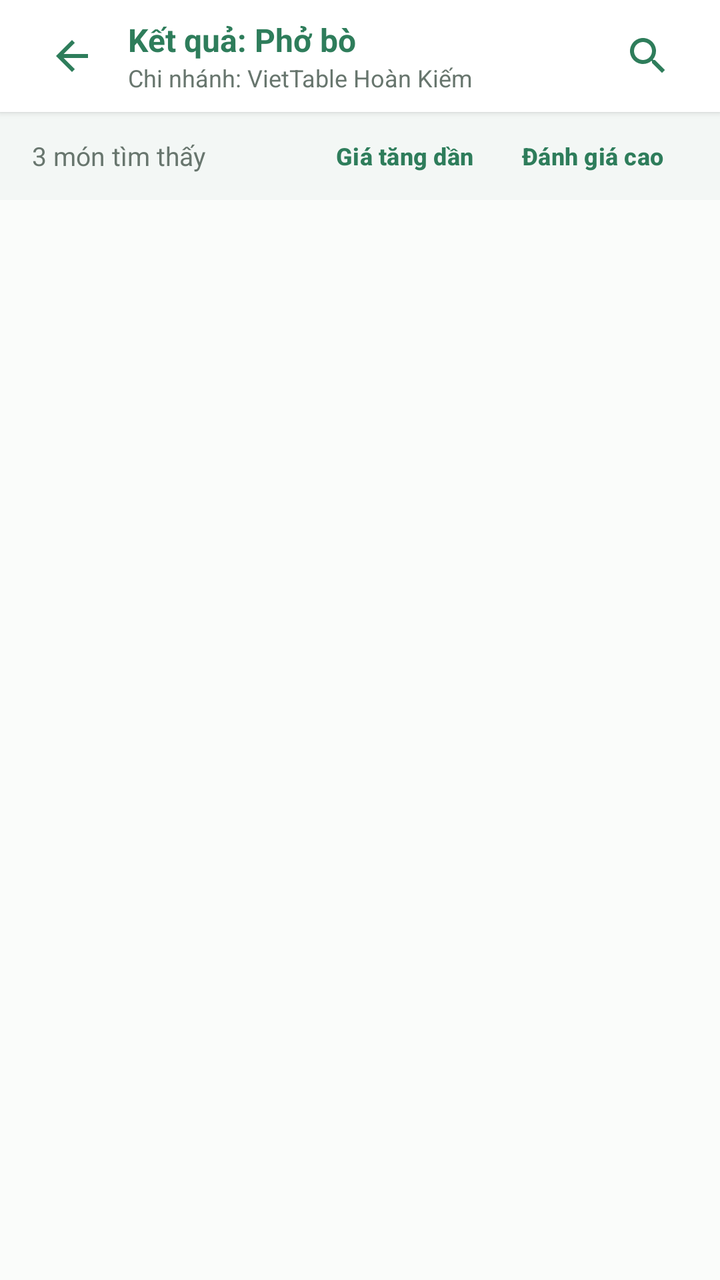
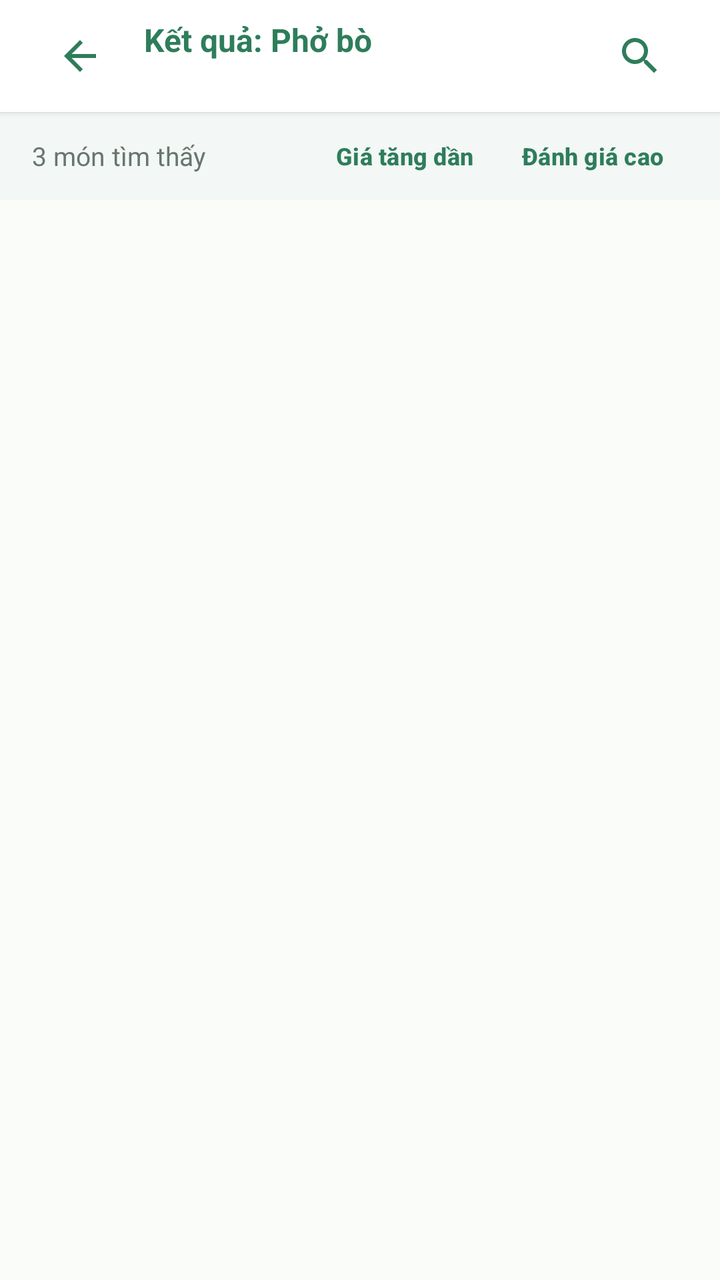

Two renders of the same Android screen: before a commit and after it. Below are the layout's source before the change and the commit's diff.
<!-- AndroidManifest.xml: application theme Theme.VietTable -->
<!-- res/layout/fragment_search_result.xml -->
<?xml version="1.0" encoding="utf-8"?>
<LinearLayout
    xmlns:android="http://schemas.android.com/apk/res/android"
    xmlns:app="http://schemas.android.com/apk/res-auto"
    android:layout_width="match_parent"
    android:layout_height="match_parent"
    android:background="@color/bg_cream"
    android:orientation="vertical">

    
    <LinearLayout
        android:layout_width="match_parent"
        android:layout_height="wrap_content"
        android:minHeight="56dp"
        android:tag="safe_top"
        android:background="@color/surface"
        android:elevation="2dp"
        android:gravity="center_vertical"
        android:orientation="horizontal"
        android:paddingHorizontal="16dp">

        <ImageButton
            android:id="@+id/btnBack"
            android:layout_width="40dp"
            android:layout_height="40dp"
            android:background="?attr/selectableItemBackgroundBorderless"
            android:src="@drawable/ic_back"
            app:tint="@color/primary" />

        <LinearLayout
            android:layout_width="0dp"
            android:layout_height="wrap_content"
            android:layout_marginStart="8dp"
            android:layout_weight="1"
            android:orientation="vertical">

            <TextView
                android:id="@+id/tvSearchQueryTitle"
                android:layout_width="wrap_content"
                android:layout_height="wrap_content"
                android:text="Kết quả: Phở bò"
                android:textColor="@color/primary"
                android:textSize="16sp"
                android:textStyle="bold" />

            <TextView
                android:id="@+id/tvBranchContext"
                android:layout_width="wrap_content"
                android:layout_height="wrap_content"
                android:text="Chi nhánh: VietTable Hoàn Kiếm"
                android:textColor="@color/text_secondary"
                android:textSize="12sp" />
        </LinearLayout>

        <ImageButton
            android:id="@+id/btnSearchAgain"
            android:layout_width="40dp"
            android:layout_height="40dp"
            android:background="?attr/selectableItemBackgroundBorderless"
            android:src="@drawable/ic_search"
            app:tint="@color/primary" />
    </LinearLayout>

    
    <LinearLayout
        android:layout_width="match_parent"
        android:layout_height="44dp"
        android:background="@color/surface_variant"
        android:gravity="center_vertical"
        android:orientation="horizontal"
        android:paddingHorizontal="16dp">

        <TextView
            android:id="@+id/tvResultCount"
            android:layout_width="0dp"
            android:layout_height="wrap_content"
            android:layout_weight="1"
            android:text="3 món tìm thấy"
            android:textColor="@color/text_secondary"
            android:textSize="13sp" />

        <com.google.android.material.button.MaterialButton
            android:id="@+id/btnSortPrice"
            style="@style/Widget.VietTable.Button.Text"
            android:layout_width="wrap_content"
            android:layout_height="wrap_content"
            android:text="Giá tăng dần"
            android:textSize="12sp" />

        <com.google.android.material.button.MaterialButton
            android:id="@+id/btnFilterRating"
            style="@style/Widget.VietTable.Button.Text"
            android:layout_width="wrap_content"
            android:layout_height="wrap_content"
            android:text="Đánh giá cao"
            android:textSize="12sp" />
    </LinearLayout>

    
    <LinearLayout
        android:id="@+id/layoutEmptyState"
        android:layout_width="match_parent"
        android:layout_height="match_parent"
        android:gravity="center"
        android:orientation="vertical"
        android:padding="32dp"
        android:visibility="gone">

        <ImageView
            android:layout_width="72dp"
            android:layout_height="72dp"
            android:src="@drawable/ic_search"
            app:tint="@color/text_tertiary" />

        <TextView
            android:layout_width="wrap_content"
            android:layout_height="wrap_content"
            android:layout_marginTop="16dp"
            android:text="Không tìm thấy món phù hợp"
            android:textColor="@color/text_primary"
            android:textSize="16sp"
            android:textStyle="bold" />

        <TextView
            android:layout_width="wrap_content"
            android:layout_height="wrap_content"
            android:layout_marginTop="6dp"
            android:gravity="center"
            android:text="Vui lòng thử tìm với từ khóa khác hoặc chuyển sang danh mục món chính."
            android:textColor="@color/text_secondary"
            android:textSize="13sp" />
    </LinearLayout>

    
    <androidx.recyclerview.widget.RecyclerView
        android:id="@+id/rvSearchResults"
        android:layout_width="match_parent"
        android:layout_height="match_parent"
        android:clipToPadding="false"
        android:padding="16dp" />

</LinearLayout>
<!-- resources referenced by this layout -->
<resources>
  <color name="bg_cream">#FAFCFA</color>
  <color name="primary">#2E7D5B</color>
  <color name="surface">#FFFFFF</color>
  <color name="surface_variant">#F3F7F5</color>
  <color name="text_primary">#222D27</color>
  <color name="text_secondary">#68766E</color>
  <color name="text_tertiary">#929F98</color>
  <style name="Theme.VietTable" parent="Base.Theme.VietTable" />
  <style name="Base.Theme.VietTable" parent="Theme.Material3.Light.NoActionBar">
          
          <item name="colorPrimary">@color/primary</item>
          <item name="colorPrimaryDark">@color/primary_dark</item>
          <item name="colorOnPrimary">@color/on_primary</item>
          <item name="colorPrimaryContainer">@color/primary_container</item>
          <item name="colorOnPrimaryContainer">@color/on_primary_container</item>
  
          <item name="colorSecondary">@color/accent_gold</item>
          <item name="colorOnSecondary">@color/white</item>
          <item name="colorSecondaryContainer">@color/accent_gold_container</item>
          <item name="colorOnSecondaryContainer">@color/accent_gold_dark</item>
  
          <item name="android:colorBackground">@color/bg_cream</item>
          <item name="colorSurface">@color/surface</item>
          <item name="colorOnSurface">@color/text_primary</item>
          <item name="colorSurfaceVariant">@color/surface_variant</item>
  
          <item name="colorError">@color/semantic_error</item>
          <item name="colorOnError">@color/white</item>
  
          
          <item name="android:statusBarColor">@android:color/transparent</item>
          <item name="android:windowLightStatusBar">true</item>
          <item name="android:navigationBarColor">@android:color/transparent</item>
          <item name="android:windowLightNavigationBar">true</item>
  
          
          <item name="colorAccent">@color/primary</item>
          <item name="alertDialogTheme">@style/ThemeOverlay.VietTable.Dialog.Alert</item>
          <item name="materialAlertDialogTheme">@style/ThemeOverlay.VietTable.MaterialAlertDialog</item>
          <item name="buttonBarPositiveButtonStyle">@style/Widget.VietTable.Dialog.Button.Positive</item>
          <item name="buttonBarNegativeButtonStyle">@style/Widget.VietTable.Dialog.Button.Negative</item>
          <item name="buttonBarNeutralButtonStyle">@style/Widget.VietTable.Dialog.Button.Neutral</item>
          <item name="materialButtonStyle">@style/Widget.VietTable.Button.Primary</item>
          <item name="materialButtonOutlinedStyle">@style/Widget.VietTable.Button.Outlined</item>
          <item name="borderlessButtonStyle">@style/Widget.VietTable.Button.Text</item>
          <item name="materialCardViewStyle">@style/Widget.VietTable.Card</item>
          <item name="textInputStyle">@style/Widget.VietTable.TextInputLayout</item>
          <item name="toolbarStyle">@style/Widget.VietTable.Toolbar</item>
          <item name="bottomNavigationStyle">@style/Widget.VietTable.BottomNavigationView</item>
      </style>
  <dimen name="text_button">14sp</dimen>
  <color name="primary_dark">#24654A</color>
  <color name="on_primary">#FFFFFF</color>
  <color name="primary_container">#EEF7F2</color>
  <color name="on_primary_container">#1B4E38</color>
  <color name="accent_gold">#CCA862</color>
  <color name="white">#FFFFFFFF</color>
  <color name="accent_gold_container">#FAF5EB</color>
  <color name="accent_gold_dark">#9E7D33</color>
  <color name="semantic_error">#D32F2F</color>
  <color name="transparent">#00000000</color>
  <dimen name="btn_height_primary">52dp</dimen>
  <dimen name="radius_medium">12dp</dimen>
  <dimen name="radius_large">16dp</dimen>
  <dimen name="card_elevation">1.5dp</dimen>
  <color name="divider">#E9EFEB</color>
  <dimen name="card_stroke_width">1dp</dimen>
  <style name="TextAppearance.VietTable.BottomNav.Label" parent="TextAppearance.Material3.LabelSmall">
          <item name="android:textSize">11sp</item>
          <item name="android:textStyle">normal</item>
      </style>
  <!-- unchanged entries left out for length: 18 -->
</resources>

<!-- the commit's change to res/layout/fragment_search_result.xml (unified diff, before → after) -->
@@ -21,8 +21,9 @@
 
         <ImageButton
             android:id="@+id/btnBack"
-            android:layout_width="40dp"
-            android:layout_height="40dp"
+            android:layout_width="48dp"
+            android:layout_height="48dp"
+            android:contentDescription="@string/a11y_back"
             android:background="?attr/selectableItemBackgroundBorderless"
             android:src="@drawable/ic_back"
             app:tint="@color/primary" />
@@ -47,15 +48,16 @@
                 android:id="@+id/tvBranchContext"
                 android:layout_width="wrap_content"
                 android:layout_height="wrap_content"
-                android:text="Chi nhánh: VietTable Hoàn Kiếm"
+                android:text=""
                 android:textColor="@color/text_secondary"
                 android:textSize="12sp" />
         </LinearLayout>
 
         <ImageButton
             android:id="@+id/btnSearchAgain"
-            android:layout_width="40dp"
-            android:layout_height="40dp"
+            android:layout_width="48dp"
+            android:layout_height="48dp"
+            android:contentDescription="@string/a11y_search"
             android:background="?attr/selectableItemBackgroundBorderless"
             android:src="@drawable/ic_search"
             app:tint="@color/primary" />
<!-- resource entries referenced after the edit -->
@@ -7,6 +7,8 @@
   <color name="text_primary">#222D27</color>
   <color name="text_secondary">#68766E</color>
   <color name="text_tertiary">#929F98</color>
+  <string name="a11y_back">Quay lại</string>
+  <string name="a11y_search">Tìm kiếm</string>
   <style name="Theme.VietTable" parent="Base.Theme.VietTable" />
   <style name="Base.Theme.VietTable" parent="Theme.Material3.Light.NoActionBar">
           
@@ -33,7 +35,6 @@
           <item name="android:statusBarColor">@android:color/transparent</item>
           <item name="android:windowLightStatusBar">true</item>
           <item name="android:navigationBarColor">@android:color/transparent</item>
-          <item name="android:windowLightNavigationBar">true</item>
   
           
           <item name="colorAccent">@color/primary</item>
